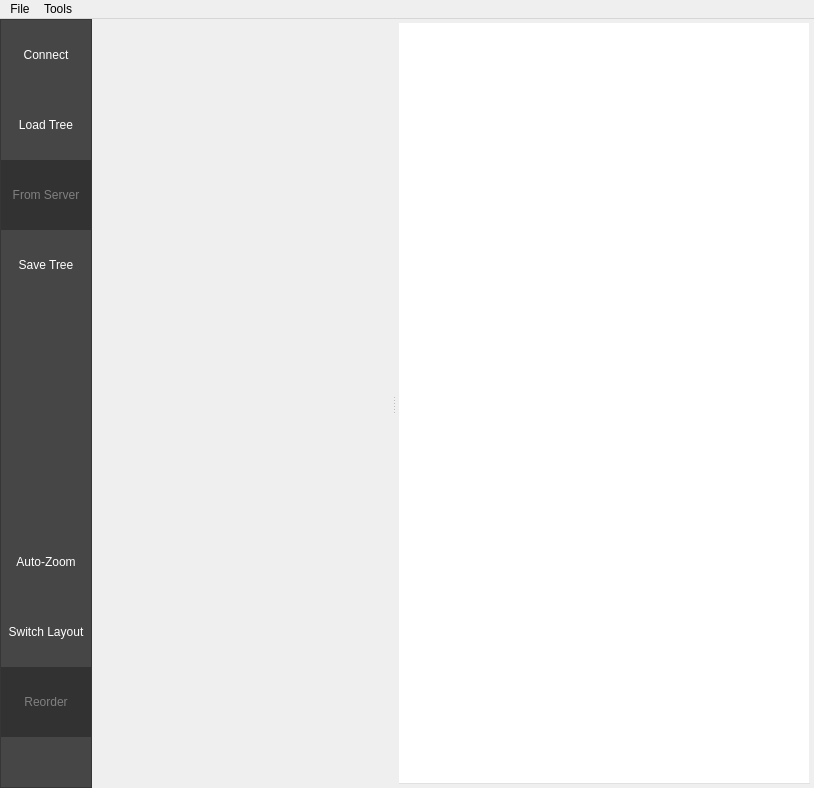
Before: the Qt Designer form bt_editor/mainwindow.ui in BehaviorTree/Groot, drawn with Qt 5.
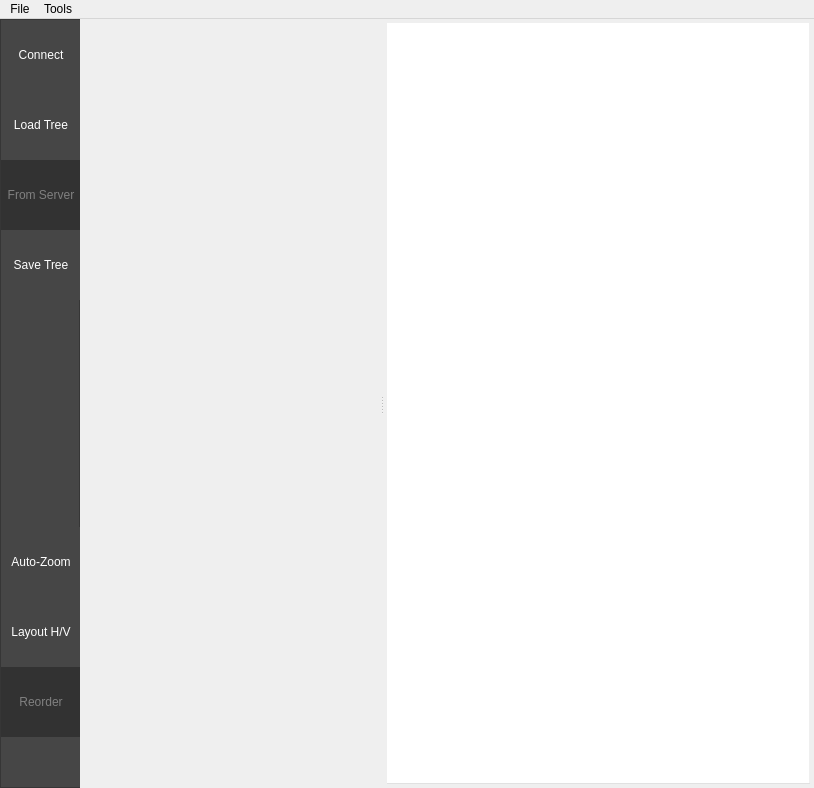
After: the same form once the commit is applied. Icons and pictures are not drawn.

```diff
--- a/bt_editor/mainwindow.ui
+++ b/bt_editor/mainwindow.ui
@@ -55,13 +55,13 @@
      <widget class="QFrame" name="frame">
       <property name="minimumSize">
        <size>
-        <width>92</width>
+        <width>80</width>
         <height>0</height>
        </size>
       </property>
       <property name="maximumSize">
        <size>
-        <width>92</width>
+        <width>80</width>
         <height>16777215</height>
        </size>
       </property>
@@ -95,13 +95,13 @@
         <widget class="QToolButton" name="toolButtonConnect">
          <property name="minimumSize">
           <size>
-           <width>90</width>
+           <width>80</width>
            <height>70</height>
           </size>
          </property>
          <property name="maximumSize">
           <size>
-           <width>90</width>
+           <width>80</width>
            <height>70</height>
           </size>
          </property>
@@ -141,8 +141,8 @@
          </property>
          <property name="iconSize">
           <size>
-           <width>36</width>
-           <height>36</height>
+           <width>34</width>
+           <height>34</height>
           </size>
          </property>
          <property name="checkable">
@@ -160,13 +160,13 @@
         <widget class="QToolButton" name="toolButtonLoadFile">
          <property name="minimumSize">
           <size>
-           <width>90</width>
+           <width>80</width>
            <height>70</height>
           </size>
          </property>
          <property name="maximumSize">
           <size>
-           <width>90</width>
+           <width>80</width>
            <height>70</height>
           </size>
          </property>
@@ -209,8 +209,8 @@
          </property>
          <property name="iconSize">
           <size>
-           <width>36</width>
-           <height>36</height>
+           <width>34</width>
+           <height>34</height>
           </size>
          </property>
          <property name="checkable">
@@ -231,13 +231,13 @@
          </property>
          <property name="minimumSize">
           <size>
-           <width>90</width>
+           <width>80</width>
            <height>70</height>
           </size>
          </property>
          <property name="maximumSize">
           <size>
-           <width>90</width>
+           <width>80</width>
            <height>70</height>
           </size>
          </property>
@@ -283,8 +283,8 @@
          </property>
          <property name="iconSize">
           <size>
-           <width>36</width>
-           <height>36</height>
+           <width>34</width>
+           <height>34</height>
           </size>
          </property>
          <property name="checkable">
@@ -302,13 +302,13 @@
         <widget class="QToolButton" name="toolButtonSaveFile">
          <property name="minimumSize">
           <size>
-           <width>90</width>
+           <width>80</width>
            <height>70</height>
           </size>
          </property>
          <property name="maximumSize">
           <size>
-           <width>90</width>
+           <width>80</width>
            <height>70</height>
           </size>
          </property>
@@ -383,13 +383,13 @@
         <widget class="QToolButton" name="toolButtonCenterView">
          <property name="minimumSize">
           <size>
-           <width>90</width>
+           <width>80</width>
            <height>70</height>
           </size>
          </property>
          <property name="maximumSize">
           <size>
-           <width>90</width>
+           <width>80</width>
            <height>70</height>
           </size>
          </property>
@@ -448,13 +448,13 @@
         <widget class="QToolButton" name="toolButtonLayout">
          <property name="minimumSize">
           <size>
-           <width>78</width>
+           <width>80</width>
            <height>70</height>
           </size>
          </property>
          <property name="maximumSize">
           <size>
-           <width>90</width>
+           <width>80</width>
            <height>70</height>
           </size>
          </property>
@@ -492,7 +492,7 @@
 </string>
          </property>
          <property name="text">
-          <string>Switch Layout</string>
+          <string>Layout H/V</string>
          </property>
          <property name="icon">
           <iconset resource="resources/icons.qrc">
@@ -500,8 +500,8 @@
          </property>
          <property name="iconSize">
           <size>
-           <width>36</width>
-           <height>36</height>
+           <width>34</width>
+           <height>34</height>
           </size>
          </property>
          <property name="toolButtonStyle">
@@ -519,13 +519,13 @@
          </property>
          <property name="sizePolicy">
           <sizepolicy hsizetype="Fixed" vsizetype="Fixed">
-           <horstretch>90</horstretch>
+           <horstretch>80</horstretch>
            <verstretch>70</verstretch>
           </sizepolicy>
          </property>
          <property name="minimumSize">
           <size>
-           <width>90</width>
+           <width>80</width>
            <height>70</height>
           </size>
          </property>
```
Left out of the diff: 3 changed lines with no effect on the pictures.
